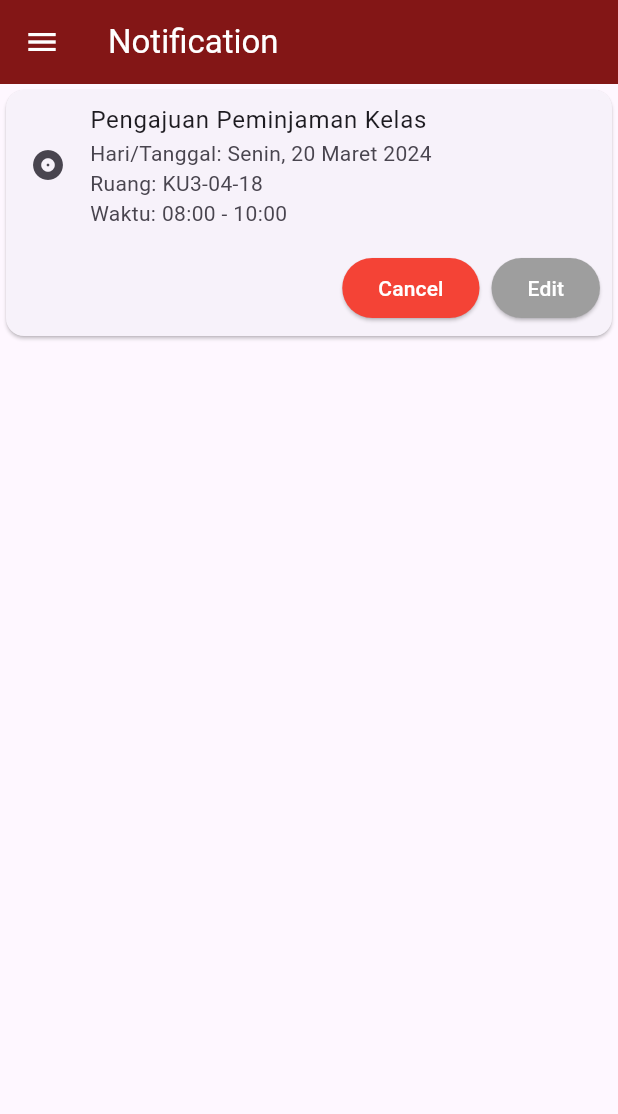
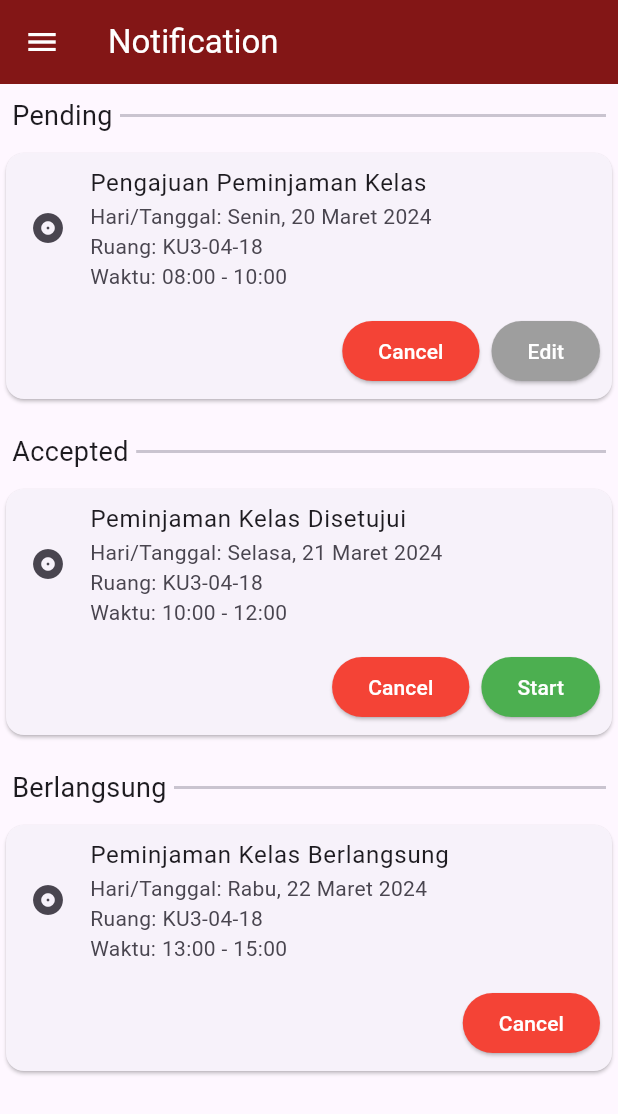
Before and after one commit to kamalmlzka/PeminjamanKelasGKU, a Flutter app: the NotificationScreen widget shown alone on an empty page, opened directly, on a phone screen of 412 x 824 dp. Shown: the top 1114 px of the screen. Run offline on Flutter 3.47's test engine with Material 3 defaults, Android fonts, the phone set to English and light mode, and no system bars; our stand-ins replace cached_network_image, carousel_slider, flutter_rating_bar, font_awesome_flutter; network calls fail.

Commit message:
revisi presentasi & konsultasi 20 maret 2024

```diff
--- a/lib/screens/gku/slider_view.dart
+++ b/lib/screens/gku/slider_view.dart
@@ -35,7 +35,7 @@ class _SliderViewState extends State<SliderView> {
             SizedBox(
               width: 170,
               child: Text(
-                'Less than ${(distValue / 10).toStringAsFixed(1)} Km',
+                '${(distValue).toInt()} Mahasiswa',
                 textAlign: TextAlign.center,
               ),
             ),
@@ -109,8 +109,7 @@ class CustomThumbShape extends SliderComponentShape {
     );
     canvas.drawPath(
         Path()
-          ..addOval(Rect.fromPoints(
-              Offset(center.dx + 12, center.dy + 12),
+          ..addOval(Rect.fromPoints(Offset(center.dx + 12, center.dy + 12),
               Offset(center.dx - 12, center.dy - 12)))
           ..fillType = PathFillType.evenOdd,
         Paint()
--- a/lib/screens/notifikasi_screen.dart
+++ b/lib/screens/notifikasi_screen.dart
@@ -6,16 +6,33 @@ class NotificationScreen extends StatefulWidget {
 
   @override
   // ignore: library_private_types_in_public_api
-  State<StatefulWidget> createState() {
-    // ignore: no_logic_in_create_state
-    return _NotificationScreenState('test');
-  }
+  _NotificationScreenState createState() => _NotificationScreenState();
 }
 
 class _NotificationScreenState extends State<NotificationScreen> {
-  final String notificationMessage;
-
-  _NotificationScreenState(this.notificationMessage);
+  final List<Map<String, String>> notifications = [
+    {
+      'title': 'Pengajuan Peminjaman Kelas',
+      'date': 'Senin, 20 Maret 2024',
+      'room': 'KU3-04-18',
+      'time': '08:00 - 10:00',
+      'status': 'pending',
+    },
+    {
+      'title': 'Peminjaman Kelas Disetujui',
+      'date': 'Selasa, 21 Maret 2024',
+      'room': 'KU3-04-18',
+      'time': '10:00 - 12:00',
+      'status': 'accepted',
+    },
+    {
+      'title': 'Peminjaman Kelas Berlangsung',
+      'date': 'Rabu, 22 Maret 2024',
+      'room': 'KU3-04-18',
+      'time': '13:00 - 15:00',
+      'status': 'berlangsung',
+    },
+  ];
 
   @override
   Widget build(BuildContext context) {
@@ -23,19 +40,88 @@ class _NotificationScreenState extends State<NotificationScreen> {
       title: 'Notification',
       child: ListView(
         children: [
-          Card(
+          buildSection('Pending', 'pending'),
+          buildSection('Accepted', 'accepted'),
+          buildSection('Berlangsung', 'berlangsung'),
+        ],
+      ),
+    );
+  }
+
+  Widget buildSection(String title, String status) {
+    List<Map<String, String>> filteredNotifications = notifications
+        .where((notification) => notification['status'] == status)
+        .toList();
+
+    if (filteredNotifications.isEmpty) {
+      return const SizedBox
+          .shrink(); // Return an empty widget if there are no notifications for this section
+    }
+
+    return Column(
+      crossAxisAlignment: CrossAxisAlignment.stretch,
+      children: [
+        Padding(
+          padding: const EdgeInsets.all(8.0),
+          child: Row(
+            children: [
+              Text(
+                title,
+                style: const TextStyle(fontSize: 18),
+              ),
+              const Expanded(
+                child: Divider(
+                  indent: 5,
+                  thickness: 2,
+                ),
+              ),
+            ],
+          ),
+        ),
+        Column(
+          children: filteredNotifications
+              .map((notification) => buildNotificationCard(notification))
+              .toList(),
+        ),
+        const SizedBox(height: 10), // Add some spacing between sections
+      ],
+    );
+  }
+
+  Widget buildNotificationCard(Map<String, String> notification) {
+// Default color for pending status
+    Color cancelButtonColor = Colors.red; // Default color for cancel button
+    Color actionButtonColor = Colors.grey; // Default color for action button
+    String actionButtonText = 'Edit'; // Default text for action button
+    bool showEditButton = true; // Default value to show edit button
+
+    // Set colors and button text based on status
+    switch (notification['status']) {
+      case 'pending':
+        break;
+      case 'accepted':
+        actionButtonColor = Colors.green;
+        actionButtonText = 'Start';
+        break;
+      case 'berlangsung':
+        showEditButton = false; // Hide edit button for 'berlangsung' status
+        break;
+      default:
+    }
+
+    return Card(
       child: Column(
         mainAxisSize: MainAxisSize.min,
         children: <Widget>[
-                const ListTile(
-                  leading: Icon(Icons.album),
-                  title: Text('Pengajuan Peminjaman Kelas'),
+          ListTile(
+            leading: const Icon(Icons.album),
+            title: Text(notification['title']!),
             subtitle: Column(
               crossAxisAlignment: CrossAxisAlignment.start,
               children: [
-                      Text('Hari/Tanggal: Senin, 20 Maret 2024'),
-                      Text('Ruang: KU3-04-18'),
-                      Text('Waktu: 08:00 - 10:00')
+                Text('Hari/Tanggal: ${notification['date']}'),
+                Text('Ruang: ${notification['room']}'),
+                Text('Waktu: ${notification['time']}'),
               ],
             ),
           ),
@@ -44,29 +130,40 @@ class _NotificationScreenState extends State<NotificationScreen> {
               ElevatedButton(
                 style: ButtonStyle(
                   backgroundColor:
-                            MaterialStateProperty.all<Color>(Colors.red),
+                      MaterialStateProperty.all<Color>(cancelButtonColor),
                 ),
                 child: const Text(
                   'Cancel',
                   style: TextStyle(color: Colors.white),
                 ),
-                      onPressed: () {},
+                onPressed: () {
+                  // Perform cancel action here
+                },
               ),
+              if (showEditButton) // Render the edit button conditionally
                 ElevatedButton(
                   style: ButtonStyle(
                     backgroundColor:
-                            MaterialStateProperty.all<Color>(Colors.grey),
+                        MaterialStateProperty.all<Color>(actionButtonColor),
                   ),
-                      child: const Text(
-                        'Edit',
-                        style: TextStyle(color: Colors.white),
+                  child: Text(
+                    actionButtonText,
+                    style: const TextStyle(color: Colors.white),
                   ),
-                      onPressed: () {},
+                  onPressed: () {
+                    if (notification['status'] == 'accepted') {
+                      // Perform start action here
+                      setState(() {
+                        // Move the notification from 'accepted' to 'berlangsung'
+                        notification['title'] = 'Peminjaman Kelas Berlangsung';
+                        notification['status'] = 'berlangsung';
+                      });
+                    } else {
+                      // Perform edit action here
+                    }
+                  },
                 ),
             ],
-                ),
-              ],
-            ),
           ),
         ],
       ),
--- a/pubspec.yaml
+++ b/pubspec.yaml
@@ -7,6 +7,7 @@ environment:
   sdk: '>=3.3.1 <4.0.0'
 
 dependencies:
+  cached_network_image: ^3.3.1
   carousel_slider: ^4.2.1
   flutter:
     sdk: flutter
```
Also changed, not shown: lib/screens/gku/calendar.dart (+4 -6 lines), lib/screens/gku/filters_screen.dart (+5 -5 lines), lib/screens/gku/range_slider_view.dart (+4 -4 lines), lib/screens/home_screen.dart (+18 -49 lines), lib/screens/profile_screen.dart (+11 -3 lines), lib/screens/register_screen.dart (+30 -6 lines). Lines whose indentation alone changed are shown as unchanged.
